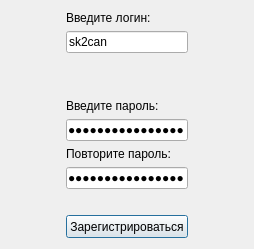
Before: the Qt Designer form client_side/resources/ui/registration_window.ui in Sk2can/Password-manager, drawn with Qt 5.
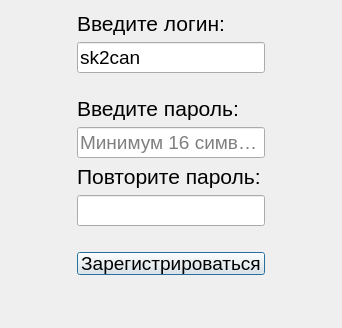
After: the same form once the commit is applied.

Patch:
```diff
--- a/client_side/resources/ui/registration_window.ui
+++ b/client_side/resources/ui/registration_window.ui
@@ -6,8 +6,8 @@
    <rect>
     <x>0</x>
     <y>0</y>
-    <width>254</width>
-    <height>249</height>
+    <width>342</width>
+    <height>328</height>
    </rect>
   </property>
   <property name="minimumSize">
@@ -20,22 +20,132 @@
    <string>Регистрация</string>
   </property>
   <layout class="QGridLayout" name="gridLayout">
-   <item row="6" column="1">
-    <widget class="QLineEdit" name="password_conf_lineEdit">
+   <item row="0" column="2" rowspan="11">
+    <layout class="QHBoxLayout" name="horizontalLayout">
+     <item>
+      <spacer name="horizontalSpacer_2">
+       <property name="orientation">
+        <enum>Qt::Horizontal</enum>
+       </property>
+       <property name="sizeHint" stdset="0">
+        <size>
+         <width>40</width>
+         <height>20</height>
+        </size>
+       </property>
+      </spacer>
+     </item>
+    </layout>
+   </item>
+   <item row="1" column="1">
+    <widget class="QLineEdit" name="login_lineEdit">
+     <property name="font">
+      <font>
+       <pointsize>14</pointsize>
+      </font>
+     </property>
      <property name="text">
-      <string>1111111111111111</string>
+      <string>sk2can</string>
      </property>
-     <property name="echoMode">
-      <enum>QLineEdit::Password</enum>
+     <property name="placeholderText">
+      <string/>
      </property>
     </widget>
    </item>
-   <item row="5" column="1">
-    <widget class="QLabel" name="password_conf_label">
-     <property name="text">
-      <string>Повторите пароль:</string>
+   <item row="3" column="1">
+    <layout class="QVBoxLayout" name="verticalLayout" stretch="0,0,0,0,0,0">
+     <property name="bottomMargin">
+      <number>0</number>
      </property>
-    </widget>
+     <item>
+      <widget class="QLabel" name="password_label">
+       <property name="font">
+        <font>
+         <pointsize>16</pointsize>
+        </font>
+       </property>
+       <property name="text">
+        <string>Введите пароль:</string>
+       </property>
+      </widget>
+     </item>
+     <item>
+      <widget class="QLineEdit" name="password_lineEdit">
+       <property name="font">
+        <font>
+         <pointsize>14</pointsize>
+        </font>
+       </property>
+       <property name="text">
+        <string/>
+       </property>
+       <property name="frame">
+        <bool>true</bool>
+       </property>
+       <property name="echoMode">
+        <enum>QLineEdit::Normal</enum>
+       </property>
+       <property name="placeholderText">
+        <string>Минимум 16 символов</string>
+       </property>
+      </widget>
+     </item>
+     <item>
+      <widget class="QLabel" name="password_conf_label">
+       <property name="font">
+        <font>
+         <pointsize>16</pointsize>
+        </font>
+       </property>
+       <property name="text">
+        <string>Повторите пароль:</string>
+       </property>
+      </widget>
+     </item>
+     <item>
+      <widget class="QLineEdit" name="password_conf_lineEdit">
+       <property name="font">
+        <font>
+         <pointsize>14</pointsize>
+        </font>
+       </property>
+       <property name="text">
+        <string/>
+       </property>
+       <property name="echoMode">
+        <enum>QLineEdit::Password</enum>
+       </property>
+      </widget>
+     </item>
+     <item>
+      <widget class="QLabel" name="error_label">
+       <property name="styleSheet">
+        <string notr="true">color: rgb(255, 0, 0);</string>
+       </property>
+       <property name="text">
+        <string/>
+       </property>
+      </widget>
+     </item>
+     <item>
+      <widget class="QPushButton" name="register_pushButton">
+       <property name="minimumSize">
+        <size>
+         <width>0</width>
+         <height>23</height>
+        </size>
+       </property>
+       <property name="font">
+        <font>
+         <pointsize>14</pointsize>
+        </font>
+       </property>
+       <property name="text">
+        <string>Зарегистрироваться</string>
+       </property>
+      </widget>
+     </item>
+    </layout>
    </item>
    <item row="2" column="1">
     <layout class="QVBoxLayout" name="verticalLayout_2">
@@ -66,78 +176,19 @@
      </item>
     </layout>
    </item>
-   <item row="3" column="1">
-    <widget class="QLabel" name="password_label">
-     <property name="text">
-      <string>Введите пароль:</string>
-     </property>
-    </widget>
-   </item>
-   <item row="7" column="1">
-    <widget class="QLabel" name="error_label">
-     <property name="styleSheet">
-      <string notr="true">color: rgb(255, 0, 0);</string>
-     </property>
-     <property name="text">
-      <string/>
-     </property>
-    </widget>
-   </item>
    <item row="0" column="1">
     <widget class="QLabel" name="login_label">
+     <property name="font">
+      <font>
+       <pointsize>16</pointsize>
+      </font>
+     </property>
      <property name="text">
       <string>Введите логин:</string>
      </property>
     </widget>
    </item>
-   <item row="4" column="1">
-    <widget class="QLineEdit" name="password_lineEdit">
-     <property name="text">
-      <string>1111111111111111</string>
-     </property>
-     <property name="echoMode">
-      <enum>QLineEdit::Password</enum>
-     </property>
-    </widget>
-   </item>
-   <item row="0" column="2" rowspan="9">
-    <layout class="QHBoxLayout" name="horizontalLayout">
-     <item>
-      <spacer name="horizontalSpacer_2">
-       <property name="orientation">
-        <enum>Qt::Horizontal</enum>
-       </property>
-       <property name="sizeHint" stdset="0">
-        <size>
-         <width>40</width>
-         <height>20</height>
-        </size>
-       </property>
-      </spacer>
-     </item>
-    </layout>
-   </item>
-   <item row="8" column="1">
-    <widget class="QPushButton" name="register_pushButton">
-     <property name="minimumSize">
-      <size>
-       <width>0</width>
-       <height>23</height>
-      </size>
-     </property>
-     <property name="text">
-      <string>Зарегистрироваться</string>
-     </property>
-    </widget>
-   </item>
-   <item row="1" column="1">
-    <widget class="QLineEdit" name="login_lineEdit">
-     <property name="text">
-      <string>sk2can</string>
-     </property>
-    </widget>
-   </item>
-   <item row="0" column="0" rowspan="9">
+   <item row="0" column="0" rowspan="11">
     <layout class="QHBoxLayout" name="horizontalLayout_2">
      <item>
       <spacer name="horizontalSpacer">
```
Left out of the diff: 2 changed lines with no effect on the pictures.
